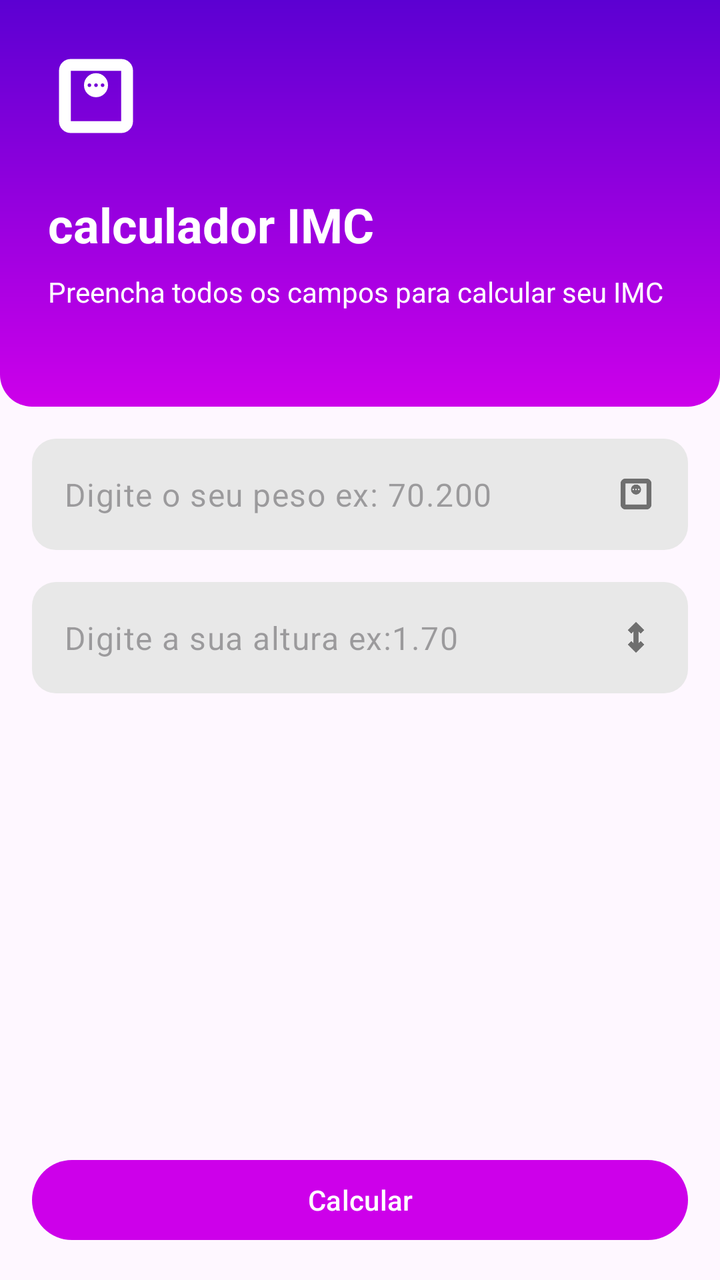
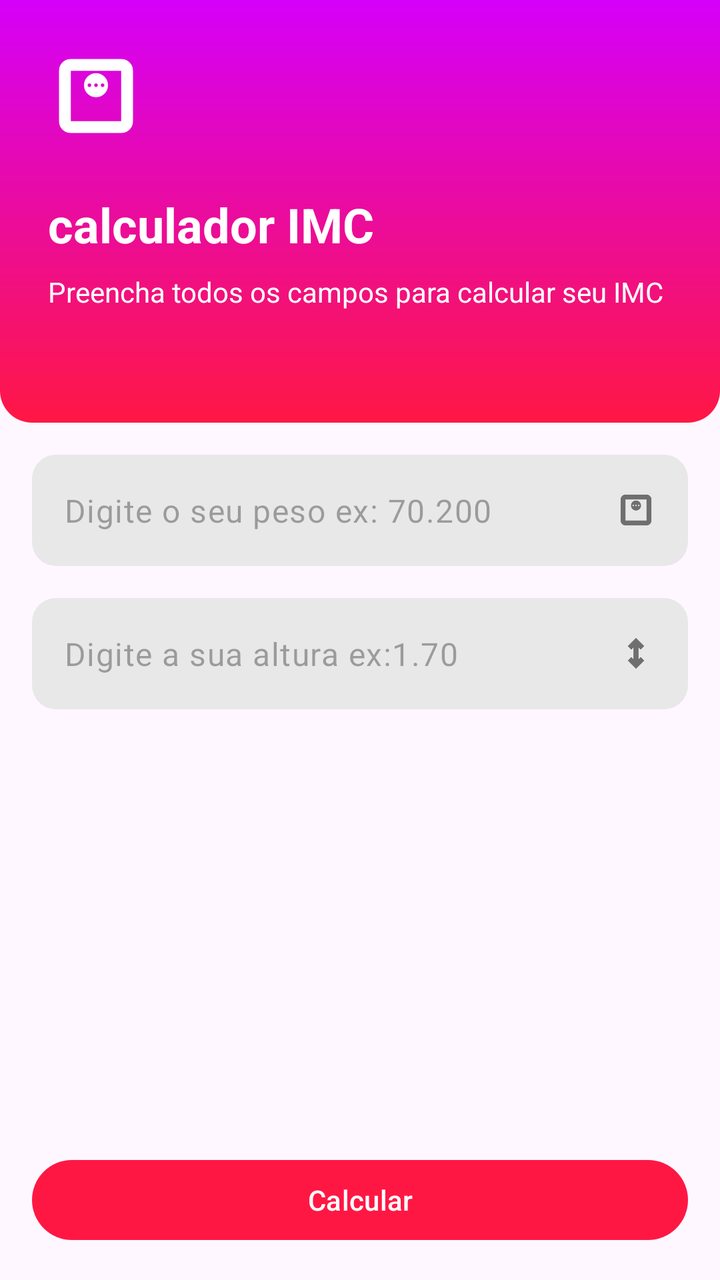

Screens rendered from an Android XML layout before and after an edit, with the pre-edit source and the edit as a unified diff.
<!-- AndroidManifest.xml: application theme Theme.Calculadoraimc -->
<!-- res/layout/activity_main.xml -->
<?xml version="1.0" encoding="utf-8"?>
<androidx.constraintlayout.widget.ConstraintLayout xmlns:android="http://schemas.android.com/apk/res/android"
    xmlns:app="http://schemas.android.com/apk/res-auto"
    xmlns:tools="http://schemas.android.com/tools"
    android:layout_width="match_parent"
    android:layout_height="match_parent"
    tools:context=".MainActivity">

    <LinearLayout
        android:id="@+id/vg_header"
        android:layout_width="match_parent"
        android:layout_height="wrap_content"
        android:background="@drawable/gradient_bg"
        android:orientation="vertical"
        android:layout_marginBottom="24dp"
        app:layout_constraintEnd_toEndOf="parent"
        app:layout_constraintStart_toStartOf="parent"
        app:layout_constraintTop_toTopOf="parent">

        <ImageView
            android:layout_width="48dp"
            android:layout_height="48dp"
            android:layout_margin="24dp"
            android:layout_marginStart="24dp"
            android:layout_marginTop="16dp"
            android:layout_marginBottom="16dp"
            android:src="@drawable/ic_monitorweight"
            android:tint="@color/white"
            android:text="Calculadora IMC"/>
        <TextView
            android:layout_width="wrap_content"
            android:layout_height="wrap_content"
            android:layout_marginStart="24dp"
            android:textStyle="bold"
            android:textSize="24dp"
            android:textColor="@color/white"
            android:text="calculador IMC"/>


        <TextView
            android:layout_width="wrap_content"
            android:layout_marginTop="8dp"
            android:layout_height="wrap_content"
            android:layout_marginStart="24dp"
            android:layout_marginEnd="24dp"
            android:textColor="@color/white"
            android:layout_marginBottom="48dp"
            android:text="Preencha todos os campos para calcular seu IMC"/>


    </LinearLayout>


    <Button
        android:id="@+id/btn_calcular"
        android:layout_width="match_parent"
        android:layout_height="wrap_content"
        android:layout_margin="16dp"
        android:text="Calcular"
        app:layout_constraintBottom_toBottomOf="parent"
        app:layout_constraintEnd_toEndOf="parent"
        app:layout_constraintStart_toStartOf="parent" />

    <com.google.android.material.textfield.TextInputLayout
        android:id="@+id/textInputLayout2"
        android:layout_width="match_parent"
        android:layout_height="wrap_content"
        android:layout_margin="16dp"
        android:layout_marginStart="16dp"
        android:layout_marginEnd="16dp"
        android:layout_marginTop="24dp"
        app:hintEnabled="false"
        app:layout_constraintStart_toStartOf="parent"
        app:layout_constraintTop_toBottomOf="@id/vg_header">

        <com.google.android.material.textfield.TextInputEditText
            android:id="@+id/edt_peso"
            android:layout_width="match_parent"
            android:layout_height="wrap_content"
            android:background="@drawable/rouded_bg"
            android:drawableEnd="@drawable/ic_monitorweight"
            android:hint="Digite o seu peso ex: 70.200"
            android:inputType="numberDecimal"
            android:maxLength="6" />

    </com.google.android.material.textfield.TextInputLayout>

    <com.google.android.material.textfield.TextInputLayout
        android:layout_width="match_parent"
        android:layout_height="wrap_content"
        android:layout_margin="16dp"
        app:hintEnabled="false"
        app:layout_constraintTop_toBottomOf="@+id/textInputLayout2"
        tools:layout_editor_absoluteX="1dp">

        <com.google.android.material.textfield.TextInputEditText
            android:id="@+id/edt_altura"
            android:layout_width="match_parent"
            android:layout_height="wrap_content"
            android:background="@drawable/rouded_bg"
            android:drawableEnd="@drawable/ic_height"
            android:hint="Digite a sua altura ex:1.70"
            android:maxLength="4" />
    </com.google.android.material.textfield.TextInputLayout>

</androidx.constraintlayout.widget.ConstraintLayout>
<!-- resources referenced by this layout -->
<resources>
  <color name="white">#FFFFFFFF</color>
  <!-- drawable gradient_bg (drawable) -->
  <?xml version="1.0" encoding="utf-8"?>
  <shape xmlns:android="http://schemas.android.com/apk/res/android">
          <corners
              android:topLeftRadius="0dp"
              android:topRightRadius="0dp"
              android:bottomRightRadius="16dp"
              android:bottomLeftRadius="16dp" />
  
          <gradient
              android:startColor="@color/primary_400"
              android:endColor="@color/primary_900"
              android:angle="90" />
  
  </shape>
  <!-- drawable ic_height (drawable) -->
  <vector xmlns:android="http://schemas.android.com/apk/res/android"
      android:width="20dp"
      android:height="20dp"
      android:viewportWidth="960"
      android:viewportHeight="960">
    <path
        android:pathData="M480,850 L284,654l83,-84 54,54v-289l-54,56 -84,-84 197,-197 197,197 -84,82 -54,-53v288l55,-54 83,83 -197,197Z"
        android:fillColor="#6F6F6F"/>
  </vector>
  <!-- drawable ic_monitorweight (drawable) -->
  <vector xmlns:android="http://schemas.android.com/apk/res/android"
      android:width="20dp"
      android:height="20dp"
      android:viewportWidth="960"
      android:viewportHeight="960">
    <path
        android:pathData="M480,492q50,0 85,-35t35,-85q0,-50 -35,-85t-85,-35q-50,0 -85,35t-35,85q0,50 35,85t85,35ZM414,390q-8,0 -13,-5t-5,-13q0,-8 5,-13t13,-5q8,0 13,5t5,13q0,8 -5,13t-13,5ZM480,390q-8,0 -13,-5t-5,-13q0,-8 5,-13t13,-5q8,0 13,5t5,13q0,8 -5,13t-13,5ZM546,390q-8,0 -13,-5t-5,-13q0,-8 5,-13t13,-5q8,0 13,5t5,13q0,8 -5,13t-13,5ZM228,850q-49.7,0 -83.85,-34.15Q110,781.7 110,732v-504q0,-49.7 34.15,-83.85Q178.3,110 228,110h504q49.7,0 83.85,34.15Q850,178.3 850,228v504q0,49.7 -34.15,83.85Q781.7,850 732,850L228,850ZM228,732h504v-504L228,228v504ZM228,228v504,-504Z"
        android:fillColor="#6F6F6F"/>
  </vector>
  <!-- drawable rouded_bg (drawable) -->
  <?xml version="1.0" encoding="utf-8"?>
  <shape xmlns:android="http://schemas.android.com/apk/res/android">
      <solid android:color="#E8E8E8" />
      <corners android:radius="12dp" />
  </shape>
  <style name="Theme.Calculadoraimc" parent="Base.Theme.Calculadoraimc" />
  <color name="primary_400">#cd00ea</color>
  <color name="primary_900">#5c00d2</color>
  <style name="Base.Theme.Calculadoraimc" parent="Theme.Material3.DayNight.NoActionBar">
          
          <item name="colorPrimary">@color/primary_400</item>
          <item name="android:statusBarColor">@color/primary_900</item> --&gt;
      </style>
</resources>

<!-- the commit's change to res/layout/activity_main.xml (unified diff, before → after) -->
@@ -39,13 +39,13 @@
 
         <TextView
             android:layout_width="wrap_content"
-            android:layout_marginTop="8dp"
             android:layout_height="wrap_content"
             android:layout_marginStart="24dp"
+            android:layout_marginTop="8dp"
             android:layout_marginEnd="24dp"
-            android:textColor="@color/white"
-            android:layout_marginBottom="48dp"
-            android:text="Preencha todos os campos para calcular seu IMC"/>
+            android:layout_marginBottom="56dp"
+            android:text="Preencha todos os campos para calcular seu IMC"
+            android:textColor="@color/white" />
 
 
     </LinearLayout>
@@ -100,6 +100,7 @@
             android:background="@drawable/rouded_bg"
             android:drawableEnd="@drawable/ic_height"
             android:hint="Digite a sua altura ex:1.70"
+            android:inputType="numberDecimal"
             android:maxLength="4" />
     </com.google.android.material.textfield.TextInputLayout>
 
<!-- resource entries referenced after the edit -->
@@ -43,8 +43,8 @@
       <corners android:radius="12dp" />
   </shape>
   <style name="Theme.Calculadoraimc" parent="Base.Theme.Calculadoraimc" />
-  <color name="primary_400">#cd00ea</color>
-  <color name="primary_900">#5c00d2</color>
+  <color name="primary_400">#FF1744</color>
+  <color name="primary_900">#D500F9</color>
   <style name="Base.Theme.Calculadoraimc" parent="Theme.Material3.DayNight.NoActionBar">
           
           <item name="colorPrimary">@color/primary_400</item>
